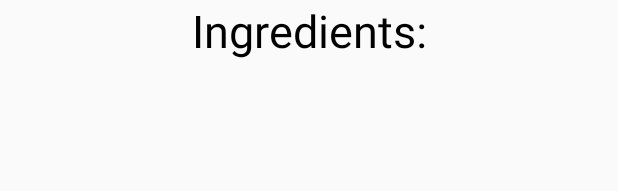
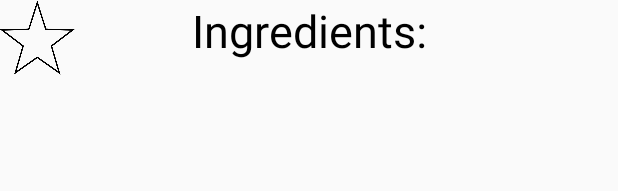
Before and after one commit to Mivinguy/DigitalCookbook, an Android app: the layout activity_recipe.xml on its own in the app's theme, with its tools: preview values and no code run, on a phone screen of 412 x 824 dp. Shown: the top 191 px of the screen. Run offline under Robolectric (Android 15) with nearby library versions, the phone set to English and light mode, and no system bars.

Commit message:
quick formatting

```diff
--- a/app/src/main/res/layout/activity_recipe.xml
+++ b/app/src/main/res/layout/activity_recipe.xml
@@ -1,16 +1,28 @@
 <?xml version="1.0" encoding="utf-8"?>
 <FrameLayout xmlns:android="http://schemas.android.com/apk/res/android"
-    xmlns:tools="http://schemas.android.com/tools"
     android:layout_width="match_parent"
     android:layout_height="match_parent"
-    android:onClick="flipper"
-    >
+    android:onClick="flipper">
 
+
+    <Button
+        android:id="@+id/unfavorite"
+        android:layout_width="50dp"
+        android:layout_height="50dp"
+        android:background="@drawable/button_unfave" />
+
+    <Button
+        android:id="@+id/favorite"
+        android:layout_width="50dp"
+        android:layout_height="50dp"
+        android:background="@drawable/button_fave"
+        android:visibility="gone" />
 
     <FrameLayout
         android:id="@+id/front_recipe"
         android:layout_width="match_parent"
         android:layout_height="match_parent">
+
         <include layout="@layout/front_recipe" />
 
 
@@ -22,6 +34,7 @@
         android:layout_height="match_parent"
         android:gravity="center"
         android:visibility="gone">
+
         <include layout="@layout/back_recipe" />
 
     </FrameLayout>
--- a/app/src/main/res/layout/front_recipe.xml
+++ b/app/src/main/res/layout/front_recipe.xml
@@ -5,37 +5,37 @@
     android:orientation="vertical">
 
     <LinearLayout
-        android:orientation="vertical"
         android:layout_width="match_parent"
         android:layout_height="match_parent"
+        android:orientation="vertical"
 
         >
 
         <ImageView
             android:id="@+id/recipe_image"
-            android:adjustViewBounds="true"
             android:layout_width="wrap_content"
-            android:layout_height="wrap_content"/>
+            android:layout_height="wrap_content"
+            android:adjustViewBounds="true" />
 
         <TextView
             android:id="@+id/stepsHeader"
             android:layout_width="match_parent"
             android:layout_height="wrap_content"
-            android:textSize="30sp"
+            android:gravity="center"
             android:text="Ingredients:"
-            android:gravity="center"
-            android:textColor="#000000"/>
+            android:textColor="#000000"
+            android:textSize="30sp" />
 
         <TextView
             android:id="@+id/ingredientsList"
             android:layout_width="match_parent"
             android:layout_height="match_parent"
+            android:autoSizeMaxTextSize="30sp"
+            android:autoSizeMinTextSize="6sp"
+            android:autoSizeStepGranularity="2sp"
+            android:autoSizeTextType="uniform"
             android:gravity="center"
-            android:autoSizeTextType="uniform"
-            android:autoSizeMinTextSize="6sp"
-            android:autoSizeMaxTextSize="30sp"
-            android:autoSizeStepGranularity="2sp"
-            android:textColor="#000000"/>
+            android:textColor="#000000" />
 
     </LinearLayout>
 
```
Also changed, not shown: app/src/main/java/com/example/digitalcookbook/Category.java (+3 -4 lines), app/src/main/java/com/example/digitalcookbook/CategoryRecipes.java (+11 -9 lines), app/src/main/java/com/example/digitalcookbook/DbHelper.java (+20 -33 lines), app/src/main/java/com/example/digitalcookbook/MainActivity.java (+29 -34 lines), app/src/main/java/com/example/digitalcookbook/Recipe.java (+11 -6 lines), app/src/main/java/com/example/digitalcookbook/RecipeAdapter.java (+17 -10 lines), app/src/main/java/com/example/digitalcookbook/RecipeView.java (+66 -45 lines), app/src/main/res/layout/back_recipe.xml (+11 -8 lines), app/src/main/res/layout/cat_recipe_list.xml (+4 -5 lines), app/src/main/res/layout/content_main.xml (+75 -83 lines), app/src/main/res/layout/recipe_row.xml (+8 -10 lines), app/src/main/java/com/example/digitalcookbook/RecipeListViewHolder.java (indentation only), app/src/main/res/drawable/button_fave.png (added), app/src/main/res/drawable/button_unfave.png (added).
